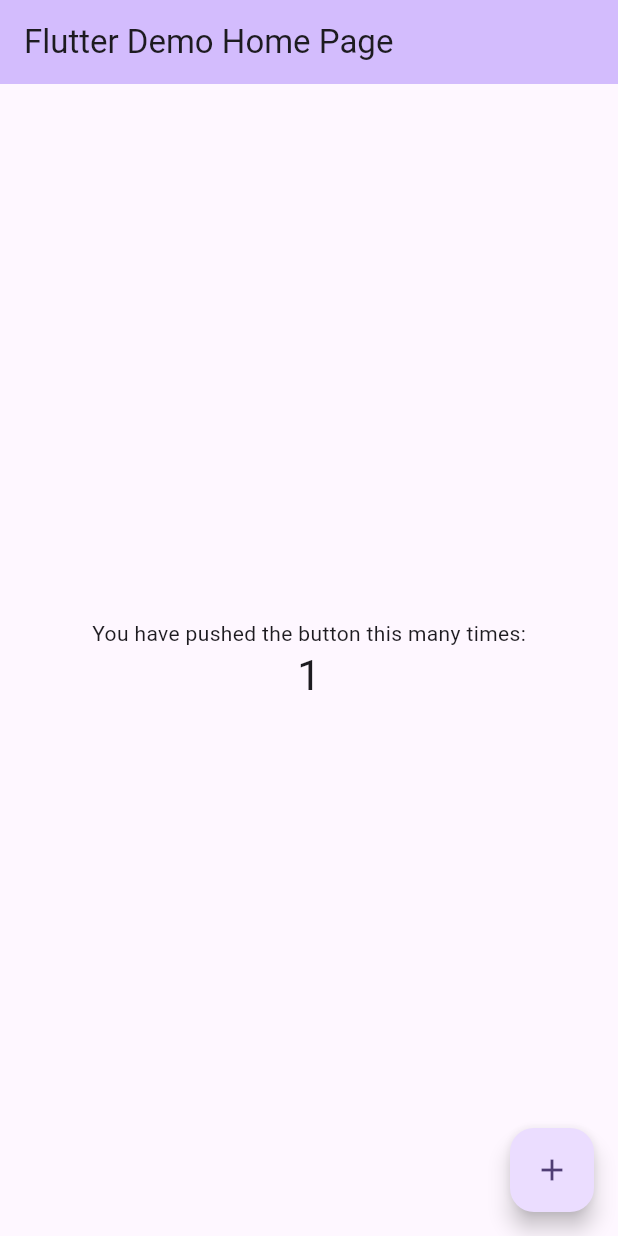
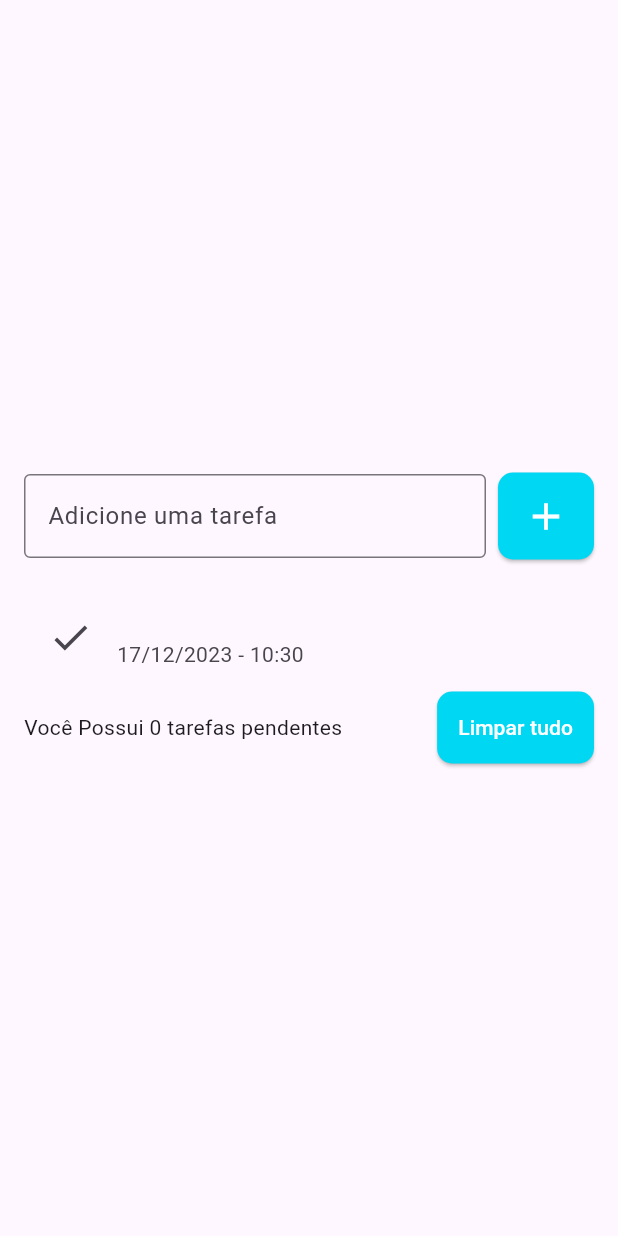
Before and after one commit to petersudario/flutter_todo_list, a Flutter app: the screen it shows after launch, after a tap on the "add" icon, on a phone screen of 412 x 824 dp. Run offline on Flutter 3.47's test engine with Material 3 defaults, Android fonts, the phone set to English and light mode, and no system bars.

Commit message:
Task system

```diff
--- a/analysis_options.yaml
+++ b/analysis_options.yaml
@@ -21,6 +21,7 @@ linter:
   # `// ignore_for_file: name_of_lint` syntax on the line or in the file
   # producing the lint.
   rules:
+    prefer_const_constructors: false
     # avoid_print: false  # Uncomment to disable the `avoid_print` rule
     # prefer_single_quotes: true  # Uncomment to enable the `prefer_single_quotes` rule
 
--- a/lib/main.dart
+++ b/lib/main.dart
@@ -1,125 +1,17 @@
 import 'package:flutter/material.dart';
+import 'package:todo_list/pages/todo_list_page.dart';
 
 void main() {
-  runApp(const MyApp());
+  runApp(MyApp());
 }
 
 class MyApp extends StatelessWidget {
   const MyApp({super.key});
 
-  // This widget is the root of your application.
   @override
   Widget build(BuildContext context) {
     return MaterialApp(
-      title: 'Flutter Demo',
-      theme: ThemeData(
-        // This is the theme of your application.
-        //
-        // TRY THIS: Try running your application with "flutter run". You'll see
-        // the application has a purple toolbar. Then, without quitting the app,
-        // try changing the seedColor in the colorScheme below to Colors.green
-        // and then invoke "hot reload" (save your changes or press the "hot
-        // reload" button in a Flutter-supported IDE, or press "r" if you used
-        // the command line to start the app).
-        //
-        // Notice that the counter didn't reset back to zero; the application
-        // state is not lost during the reload. To reset the state, use hot
-        // restart instead.
-        //
-        // This works for code too, not just values: Most code changes can be
-        // tested with just a hot reload.
-        colorScheme: ColorScheme.fromSeed(seedColor: Colors.deepPurple),
-        useMaterial3: true,
-      ),
-      home: const MyHomePage(title: 'Flutter Demo Home Page'),
+      home: TodoListPage(),
     );
   }
 }
-
-class MyHomePage extends StatefulWidget {
-  const MyHomePage({super.key, required this.title});
-
-  // This widget is the home page of your application. It is stateful, meaning
-  // that it has a State object (defined below) that contains fields that affect
-  // how it looks.
-
-  // This class is the configuration for the state. It holds the values (in this
-  // case the title) provided by the parent (in this case the App widget) and
-  // used by the build method of the State. Fields in a Widget subclass are
-  // always marked "final".
-
-  final String title;
-
-  @override
-  State<MyHomePage> createState() => _MyHomePageState();
-}
-
-class _MyHomePageState extends State<MyHomePage> {
-  int _counter = 0;
-
-  void _incrementCounter() {
-    setState(() {
-      // This call to setState tells the Flutter framework that something has
-      // changed in this State, which causes it to rerun the build method below
-      // so that the display can reflect the updated values. If we changed
-      // _counter without calling setState(), then the build method would not be
-      // called again, and so nothing would appear to happen.
-      _counter++;
-    });
-  }
-
-  @override
-  Widget build(BuildContext context) {
-    // This method is rerun every time setState is called, for instance as done
-    // by the _incrementCounter method above.
-    //
-    // The Flutter framework has been optimized to make rerunning build methods
-    // fast, so that you can just rebuild anything that needs updating rather
-    // than having to individually change instances of widgets.
-    return Scaffold(
-      appBar: AppBar(
-        // TRY THIS: Try changing the color here to a specific color (to
-        // Colors.amber, perhaps?) and trigger a hot reload to see the AppBar
-        // change color while the other colors stay the same.
-        backgroundColor: Theme.of(context).colorScheme.inversePrimary,
-        // Here we take the value from the MyHomePage object that was created by
-        // the App.build method, and use it to set our appbar title.
-        title: Text(widget.title),
-      ),
-      body: Center(
-        // Center is a layout widget. It takes a single child and positions it
-        // in the middle of the parent.
-        child: Column(
-          // Column is also a layout widget. It takes a list of children and
-          // arranges them vertically. By default, it sizes itself to fit its
-          // children horizontally, and tries to be as tall as its parent.
-          //
-          // Column has various properties to control how it sizes itself and
-          // how it positions its children. Here we use mainAxisAlignment to
-          // center the children vertically; the main axis here is the vertical
-          // axis because Columns are vertical (the cross axis would be
-          // horizontal).
-          //
-          // TRY THIS: Invoke "debug painting" (choose the "Toggle Debug Paint"
-          // action in the IDE, or press "p" in the console), to see the
-          // wireframe for each widget.
-          mainAxisAlignment: MainAxisAlignment.center,
-          children: <Widget>[
-            const Text(
-              'You have pushed the button this many times:',
-            ),
-            Text(
-              '$_counter',
-              style: Theme.of(context).textTheme.headlineMedium,
-            ),
-          ],
-        ),
-      ),
-      floatingActionButton: FloatingActionButton(
-        onPressed: _incrementCounter,
-        tooltip: 'Increment',
-        child: const Icon(Icons.add),
-      ), // This trailing comma makes auto-formatting nicer for build methods.
-    );
-  }
-}
--- /dev/null
+++ b/lib/pages/todo_list_page.dart
@@ -0,0 +1,106 @@
+import 'package:flutter/material.dart';
+
+class TodoListPage extends StatefulWidget {
+  TodoListPage({super.key});
+
+  @override
+  State<TodoListPage> createState() => _TodoListPageState();
+}
+
+class _TodoListPageState extends State<TodoListPage> {
+  List<String> todoList = [];
+
+  final TextEditingController todoController = TextEditingController();
+  DateTime now = DateTime.now();
+
+
+  @override
+  Widget build(BuildContext context) {
+    return Scaffold(
+        body: Center(
+      child: Padding(
+        padding: EdgeInsets.symmetric(horizontal: 16),
+        child: Column(
+          mainAxisSize: MainAxisSize.min,
+          children: [
+            Row(
+              children: [
+                Expanded(
+                  child: TextField(
+                    controller: todoController,
+                    decoration: InputDecoration(
+                      border: OutlineInputBorder(),
+                      labelText: 'Adicione uma tarefa',
+                      hintText: 'Ex: Estudar Flutter',
+                    ),
+                  ),
+                ),
+                SizedBox(width: 8),
+                ElevatedButton(
+                    onPressed: () {
+                      String text = todoController.text;
+                      setState(() {
+                        todoList.add(text);
+                      });
+                    },
+                    style: ElevatedButton.styleFrom(
+                        backgroundColor: Color(0xff00d7f3),
+                        padding: EdgeInsets.all(14),
+                        shape: RoundedRectangleBorder(
+                            borderRadius: BorderRadius.circular(10.0))),
+                    child: Icon(
+                      Icons.add,
+                      color: Colors.white,
+                      size: 30,
+                    ))
+              ],
+            ),
+            SizedBox(
+              height: 16,
+            ),
+            Flexible(
+              child: ListView(
+                shrinkWrap: true,
+                children: [
+                  for (String todo in todoList)
+                    ListTile(
+                      title: Text(todo, style: TextStyle(color: Colors.black),),
+                      subtitle: Text(
+                          '${now.day}/${now.month}/${now.year} - ${now.hour}:${now.minute}'),
+                      leading: Icon(
+                        Icons.check,
+                        size: 30,
+                      ),
+                    )
+                ],
+              ),
+            ),
+            Row(
+              children: [
+                Expanded(
+                  child: Text('Você Possui 0 tarefas pendentes'),
+                ),
+                ElevatedButton(
+                  onPressed: () {
+                    setState(() {
+                      todoList.clear();
+                    });
+                  },
+                  style: ElevatedButton.styleFrom(
+                      backgroundColor: Color(0xff00d7f3),
+                      padding: EdgeInsets.all(14),
+                      shape: RoundedRectangleBorder(
+                          borderRadius: BorderRadius.circular(10.0))),
+                  child: Text(
+                    'Limpar tudo',
+                    style: TextStyle(color: Colors.white),
+                  ),
+                )
+              ],
+            ),
+          ],
+        ),
+      ),
+    ));
+  }
+}
--- a/pubspec.yaml
+++ b/pubspec.yaml
@@ -46,7 +46,12 @@ dev_dependencies:
   # package. See that file for information about deactivating specific lint
   # rules and activating additional ones.
   flutter_lints: ^2.0.0
+  flutter_launcher_icons: ^0.13.1
 
+flutter_launcher_icons:
+  android: true
+  ios: true
+  image_path: "assets/images/icon/icon.png"
 # For information on the generic Dart part of this file, see the
 # following page: https://dart.dev/tools/pub/pubspec
 
```
Also changed, not shown: assets/images/icon/icon.png (added), pubspec.lock, 1 other file.
